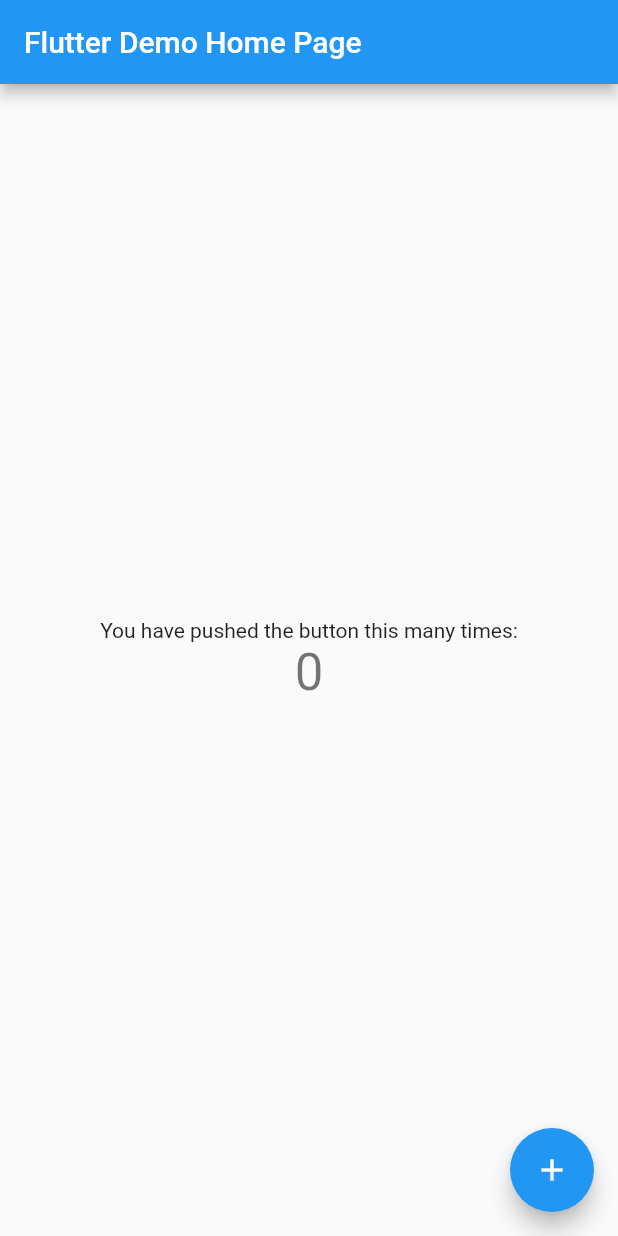
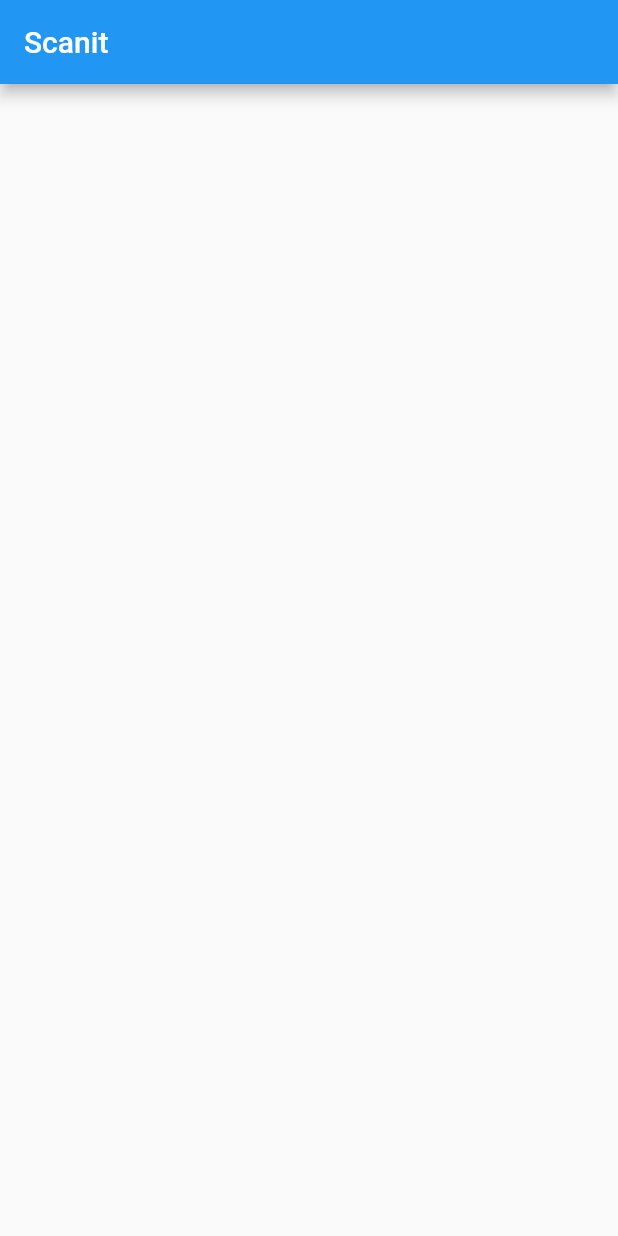
Before and after one commit to AndresGutierrez01/ScanIt, a Flutter app: the screen it shows after launch, on a phone screen of 412 x 824 dp. Run offline on Flutter 3.47's test engine with Material 2 defaults, Android fonts, the phone set to English and light mode, and no system bars.

Commit message:
added pages directory

```diff
--- a/MobileApp/scanit/lib/main.dart
+++ b/MobileApp/scanit/lib/main.dart
@@ -1,4 +1,5 @@
 import 'package:flutter/material.dart';
+import 'pages/Home.dart';
 
 void main() => runApp(MyApp());
 
@@ -10,57 +11,7 @@ class MyApp extends StatelessWidget {
       theme: ThemeData(
         primarySwatch: Colors.blue,
       ),
-      home: MyHomePage(title: 'Flutter Demo Home Page'),
+      home: Home(),
     );
   }
 }
-
-class MyHomePage extends StatefulWidget {
-  MyHomePage({Key key, this.title}) : super(key: key);
-
-  final String title;
-
-  @override
-  _MyHomePageState createState() => _MyHomePageState();
-}
-
-class _MyHomePageState extends State<MyHomePage> {
-  int _counter = 0;
-
-  void _incrementCounter() {
-    setState(() {
-      _counter++;
-    });
-  }
-
-  @override
-  Widget build(BuildContext context) {
-
-    return Scaffold(
-      appBar: AppBar(
-        title: Text(widget.title),
-      ),
-      body: Center(
-
-        child: Column(
-
-          mainAxisAlignment: MainAxisAlignment.center,
-          children: <Widget>[
-            Text(
-              'You have pushed the button this many times:',
-            ),
-            Text(
-              '$_counter',
-              style: Theme.of(context).textTheme.display1,
-            ),
-          ],
-        ),
-      ),
-      floatingActionButton: FloatingActionButton(
-        onPressed: _incrementCounter,
-        tooltip: 'Increment',
-        child: Icon(Icons.add),
-      ),
-    );
-  }
-}
--- /dev/null
+++ b/MobileApp/scanit/lib/pages/Home.dart
@@ -0,0 +1,19 @@
+import 'package:flutter/material.dart';
+
+class Home extends StatefulWidget {
+  @override
+  HomeState createState() => HomeState();
+}
+
+class HomeState extends State<Home> {
+
+  @override
+  Widget build(BuildContext context) {
+
+    return Scaffold(
+      appBar: AppBar(
+        title: Text("Scanit"),
+      ),
+    );
+  }
+}
```
